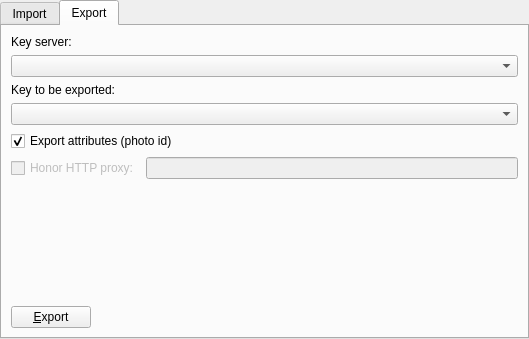
First picture: the form in keyserver.ui, repository KDE/kgpg, before the edit.
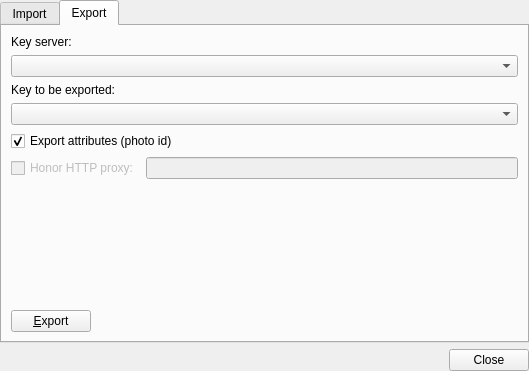
Second picture: the form after the edit. The open tabs and pages were chosen to show the change.

Commit message: Port KeyServer from KDialog to QDialog.

Patch:
```diff
--- a/keyserver.ui
+++ b/keyserver.ui
@@ -1,30 +1,30 @@
 <ui version="4.0" >
  <class>keyServerWidget</class>
- <widget class="QWidget" name="keyServerWidget" >
-  <property name="geometry" >
+ <widget class="QWidget" name="keyServerWidget">
+  <property name="geometry">
    <rect>
     <x>0</x>
     <y>0</y>
     <width>529</width>
-    <height>339</height>
+    <height>371</height>
    </rect>
   </property>
-  <layout class="QGridLayout" >
-   <property name="leftMargin" >
+  <layout class="QVBoxLayout" name="verticalLayout">
+   <property name="leftMargin">
     <number>0</number>
    </property>
-   <property name="topMargin" >
+   <property name="topMargin">
     <number>0</number>
    </property>
-   <property name="rightMargin" >
+   <property name="rightMargin">
     <number>0</number>
    </property>
-   <property name="bottomMargin" >
+   <property name="bottomMargin">
     <number>0</number>
    </property>
-   <item row="0" column="0" >
-    <widget class="QTabWidget" name="tabWidget2" >
-     <property name="currentIndex" >
+   <item>
+    <widget class="QTabWidget" name="tabWidget2">
+     <property name="currentIndex">
       <number>0</number>
      </property>
      <widget class="QWidget" name="tab_import" >
@@ -169,7 +169,7 @@
       <attribute name="title" >
        <string>Export</string>
       </attribute>
-      <layout class="QVBoxLayout" >
+      <layout class="QVBoxLayout">
        <item>
         <widget class="QLabel" name="textLabel3" >
          <property name="text" >
@@ -211,7 +211,7 @@
         </widget>
        </item>
        <item>
-        <layout class="QHBoxLayout" >
+        <layout class="QHBoxLayout">
          <item>
           <widget class="QCheckBox" name="cBproxyE" >
            <property name="enabled" >
@@ -257,12 +257,12 @@
         </spacer>
        </item>
        <item>
-        <layout class="QHBoxLayout" >
+        <layout class="QHBoxLayout">
          <item>
-          <widget class="QPushButton" name="Buttonexport" >
-           <property name="whatsThis" >
-            <string>&lt;qt>&lt;b>Export:&lt;/b>&lt;br />
-&lt;p>Pushing this button will export the specified key to the specified server.&lt;/p>&lt;/qt></string>
+          <widget class="QPushButton" name="Buttonexport">
+           <property name="whatsThis">
+            <string>&lt;qt&gt;&lt;b&gt;Export:&lt;/b&gt;&lt;br /&gt;
+&lt;p&gt;Pushing this button will export the specified key to the specified server.&lt;/p&gt;&lt;/qt&gt;</string>
            </property>
            <property name="text" >
             <string>&amp;Export</string>
@@ -291,6 +291,13 @@
      </widget>
     </widget>
    </item>
+   <item>
+    <widget class="QDialogButtonBox" name="buttonBox">
+     <property name="standardButtons">
+      <set>QDialogButtonBox::Close</set>
+     </property>
+    </widget>
+   </item>
   </layout>
  </widget>
  <resources/>
```
Left out of the diff: 147 changed lines with no effect on the pictures. The commit also changes 5 other files.
